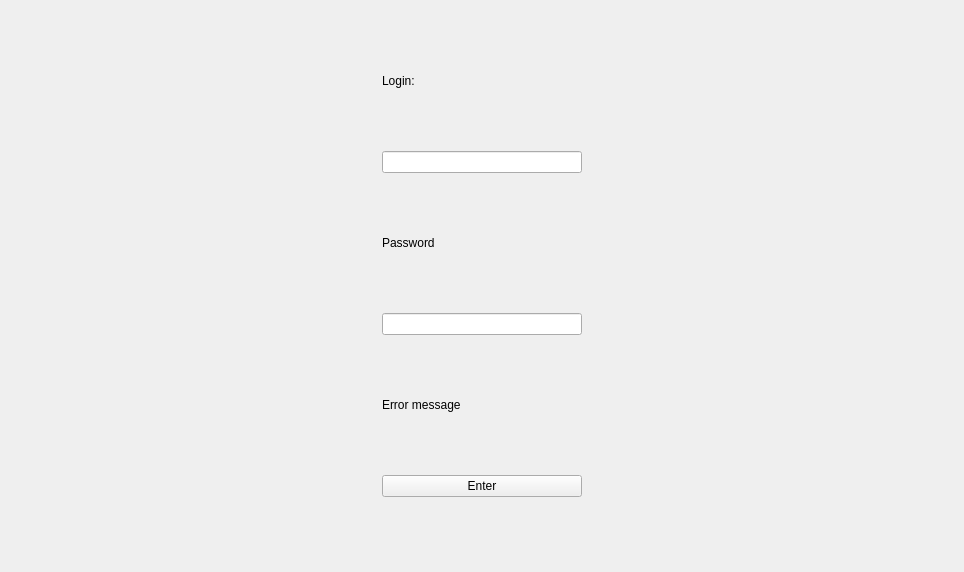
Before: the Qt Designer form client/static/ui/startwidget.ui in cpp-park-vk-education/2022_2_cash_map, drawn with Qt 5.
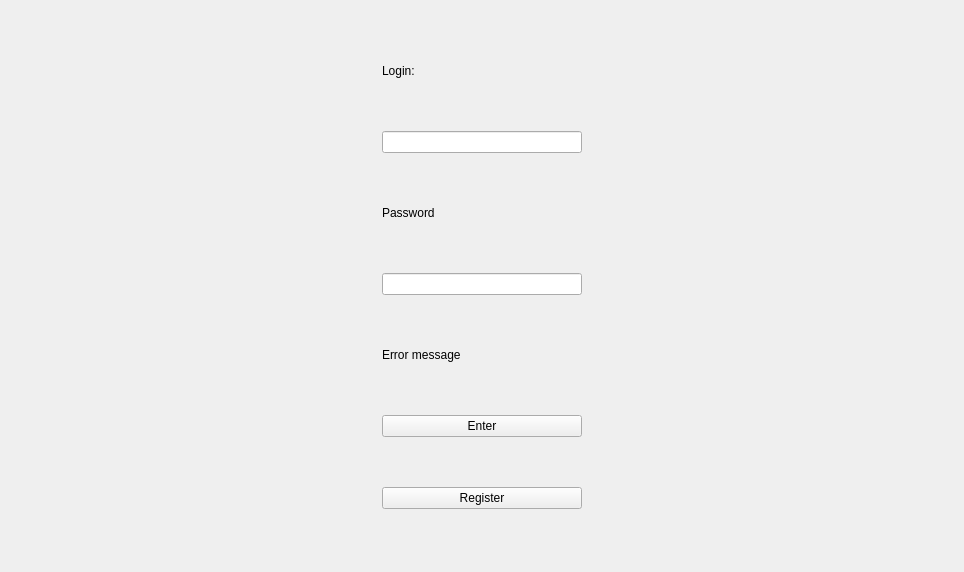
After: the same form once the commit is applied.

What changed in the file:
```diff
--- a/client/static/ui/startwidget.ui
+++ b/client/static/ui/startwidget.ui
@@ -134,6 +134,13 @@
      </property>
     </widget>
    </item>
+   <item row="6" column="0">
+    <widget class="QPushButton" name="registerButton">
+     <property name="text">
+      <string>Register</string>
+     </property>
+    </widget>
+   </item>
   </layout>
  </widget>
  <resources/>
```
Left out of the diff: 98 changed lines with no effect on the pictures.
